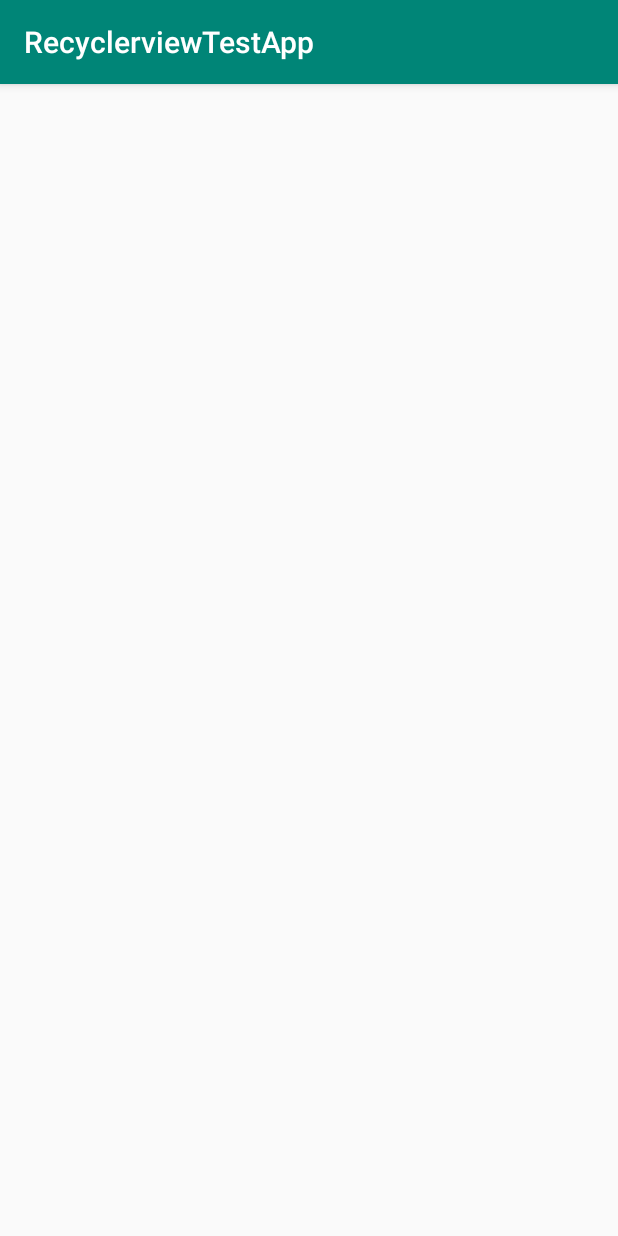
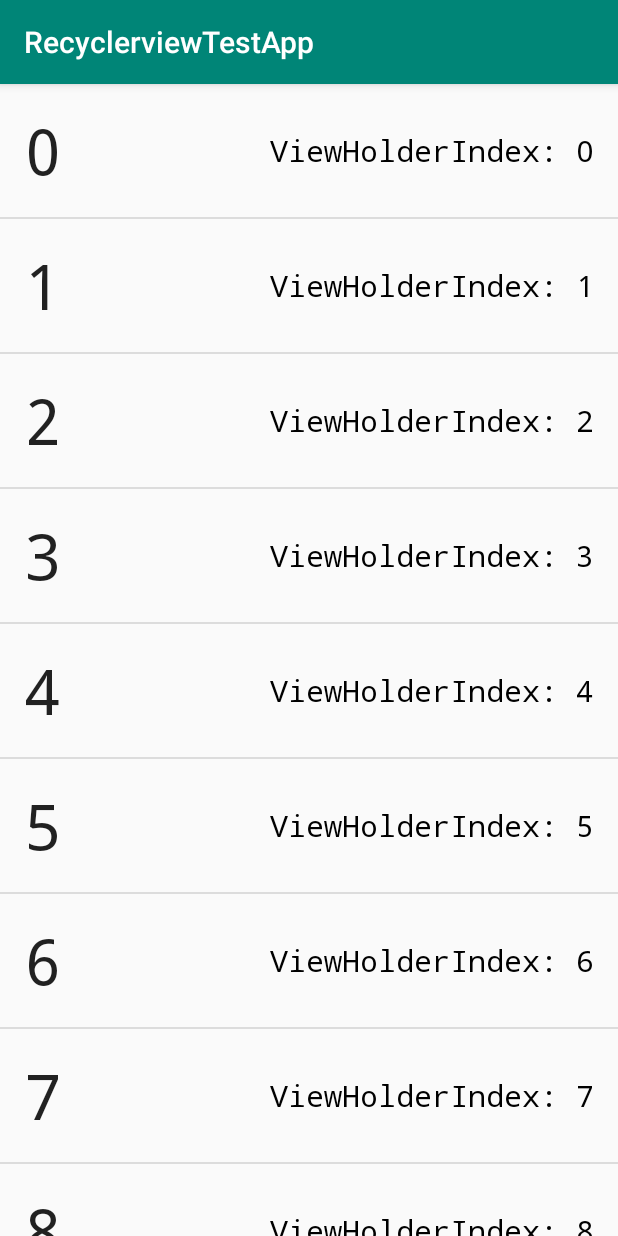
Before and after one commit to miller7777777/recyclerviewtestapp, an Android app: the screen it shows after launch (MainActivity), on a phone screen of 412 x 824 dp. Run offline under Robolectric (Android 15) with nearby library versions, the phone set to English and light mode, and no system bars.

Commit message:
RecyclerView, обработка нажатий, DividerItemDecoration, lambda;

```diff
--- a/app/build.gradle
+++ b/app/build.gradle
@@ -16,6 +16,10 @@ android {
             proguardFiles getDefaultProguardFile('proguard-android-optimize.txt'), 'proguard-rules.pro'
         }
     }
+    compileOptions {
+        sourceCompatibility = '1.8'
+        targetCompatibility = '1.8'
+    }
 }
 
 dependencies {
--- a/app/src/main/java/com/miller777/recyclerviewtestapp/MainActivity.java
+++ b/app/src/main/java/com/miller777/recyclerviewtestapp/MainActivity.java
@@ -2,12 +2,37 @@ package com.miller777.recyclerviewtestapp;
 
 import android.support.v7.app.AppCompatActivity;
 import android.os.Bundle;
+import android.support.v7.widget.DividerItemDecoration;
+import android.support.v7.widget.LinearLayoutManager;
+import android.support.v7.widget.RecyclerView;
 
 public class MainActivity extends AppCompatActivity {
+
+    private RecyclerView numbersList;
+    private NumbersAdapter numbersAdapter;
 
     @Override
     protected void onCreate(Bundle savedInstanceState) {
         super.onCreate(savedInstanceState);
         setContentView(R.layout.activity_main);
+
+        numbersList = findViewById(R.id.rv_numbers);
+
+        LinearLayoutManager layoutManager = new LinearLayoutManager(this);
+        numbersList.setLayoutManager(layoutManager);
+
+        DividerItemDecoration dividerItemDecoration = new DividerItemDecoration(numbersList.getContext(),
+                layoutManager.getOrientation());
+
+        numbersList.addItemDecoration(dividerItemDecoration);
+
+
+        numbersList.setHasFixedSize(true);  // Если заранее знаем размер списка
+        numbersAdapter = new NumbersAdapter(100, this);
+        numbersList.setAdapter(numbersAdapter);
+
+
+
+
     }
 }
--- /dev/null
+++ b/app/src/main/java/com/miller777/recyclerviewtestapp/NumbersAdapter.java
@@ -0,0 +1,74 @@
+package com.miller777.recyclerviewtestapp;
+
+import android.content.Context;
+import android.support.annotation.NonNull;
+import android.support.v7.widget.RecyclerView;
+import android.view.LayoutInflater;
+import android.view.View;
+import android.view.ViewGroup;
+import android.widget.TextView;
+import android.widget.Toast;
+
+public class NumbersAdapter extends RecyclerView.Adapter<NumbersAdapter.NumberViewHolder> {
+
+    private static int viewHolderCount;
+    private int numberItems;
+    private Context parent;
+
+    public NumbersAdapter(int numberOfItems, Context parent) {
+        numberItems = numberOfItems;
+        viewHolderCount = 0;
+        this.parent = parent;
+    }
+
+    @NonNull
+    @Override
+    public NumberViewHolder onCreateViewHolder(ViewGroup parent, int viewType) {
+
+        Context context = parent.getContext();
+        int layoutIdForListItem = R.layout.number_list_item;
+
+        LayoutInflater inflater = LayoutInflater.from(context);
+        View view = inflater.inflate(layoutIdForListItem, parent, false);
+        NumberViewHolder viewHolder = new NumberViewHolder(view);
+        viewHolder.viewHolderIndex.setText("ViewHolderIndex: " + viewHolderCount);
+        viewHolderCount++;
+        return viewHolder;
+    }
+
+    @Override
+    public void onBindViewHolder(NumberViewHolder holder, int position) {
+
+        holder.bind(position);
+    }
+
+    @Override
+    public int getItemCount() {
+        return numberItems;
+    }
+
+    class NumberViewHolder extends RecyclerView.ViewHolder{
+
+        TextView listItemNumberView;
+        TextView viewHolderIndex;
+
+        public NumberViewHolder(View itemView) {
+            super(itemView);
+
+            listItemNumberView = itemView.findViewById(R.id.tv_number_item);
+            viewHolderIndex = itemView.findViewById(R.id.tv_view_holder_number);
+
+            itemView.setOnClickListener(v -> onClick());
+
+        }
+
+        private void onClick() {
+            int positionIndex = getAdapterPosition();
+            Toast.makeText(parent, "Element " + positionIndex + " was clicked!", Toast.LENGTH_LONG).show();
+        }
+
+        void bind(int listIndex){
+            listItemNumberView.setText(String.valueOf(listIndex));
+        }
+    }
+}
--- a/app/src/main/res/layout/number_list_item.xml
+++ b/app/src/main/res/layout/number_list_item.xml
@@ -13,4 +13,13 @@
         android:fontFamily="monospace"
         android:textSize="42sp"/>
 
+    <TextView
+        android:id="@+id/tv_view_holder_number"
+        style="@style/TextAppearance.AppCompat.Title"
+        android:layout_width="wrap_content"
+        android:layout_height="wrap_content"
+        android:layout_gravity="center_vertical|end"
+        android:fontFamily="monospace"
+        android:textColor="#000"/>
+
 </FrameLayout>
```
